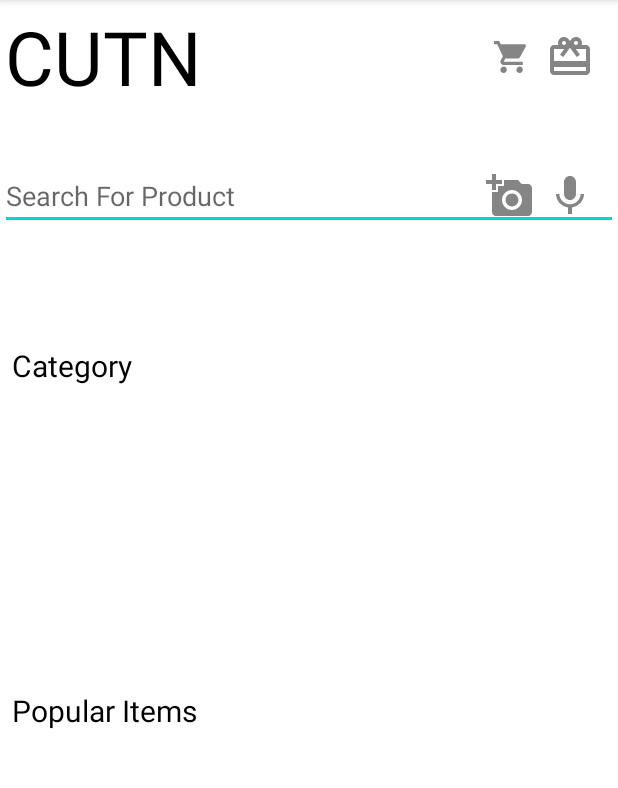
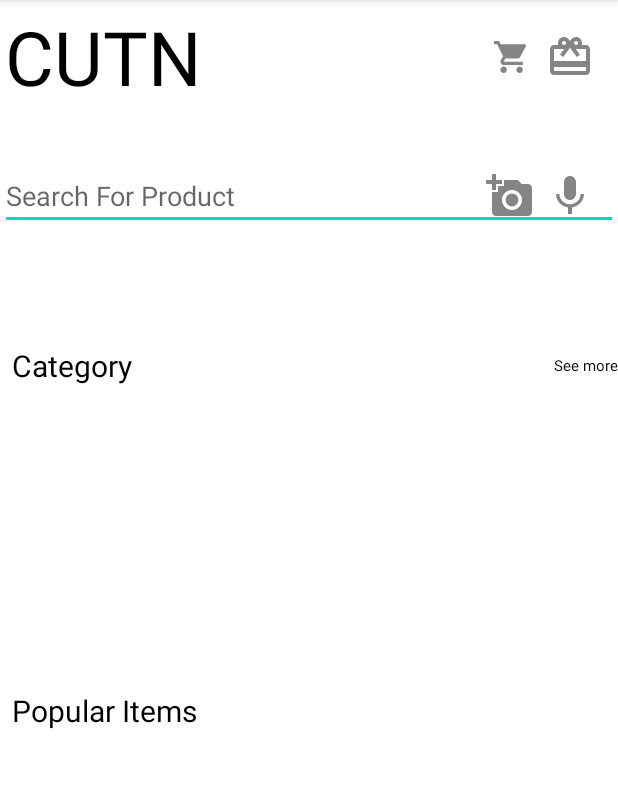
Before and after one commit to gilesccs/CUTN-MobileApp, an Android app: the screen it shows after launch (MainActivity), on a phone screen of 412 x 824 dp, the part 84-872 px from its top. Run offline under Robolectric (Android 15) with nearby library versions, the phone set to English and light mode, and no system bars.

Commit message:
see more onclick created

```diff
--- a/app/src/main/java/sg/edu/smu/cs461/cutn_mobileapp/MainActivity.kt
+++ b/app/src/main/java/sg/edu/smu/cs461/cutn_mobileapp/MainActivity.kt
@@ -2,10 +2,13 @@ package sg.edu.smu.cs461.cutn_mobileapp
 
 import androidx.appcompat.app.AppCompatActivity
 import android.os.Bundle
+import android.view.View
 
 class MainActivity : AppCompatActivity() {
     override fun onCreate(savedInstanceState: Bundle?) {
         super.onCreate(savedInstanceState)
         setContentView(R.layout.activity_main)
     }
+
+    fun seeMore(view: View) {}
 }
--- a/app/src/main/res/layout/activity_main.xml
+++ b/app/src/main/res/layout/activity_main.xml
@@ -4,6 +4,7 @@
     xmlns:tools="http://schemas.android.com/tools"
     android:layout_width="match_parent"
     android:layout_height="match_parent"
+    android:onClick="seeMore"
     tools:context=".MainActivity">
 
     <TextView
@@ -36,11 +37,11 @@
         android:layout_width="wrap_content"
         android:layout_height="wrap_content"
         android:layout_marginEnd="16dp"
+        android:layout_marginRight="16dp"
         app:layout_constraintBottom_toBottomOf="@+id/cutn"
         app:layout_constraintEnd_toEndOf="parent"
         app:layout_constraintTop_toTopOf="@+id/cutn"
         app:srcCompat="@drawable/ic_baseline_card_giftcard_24"
-        android:layout_marginRight="16dp"
         tools:ignore="VectorDrawableCompat" />
 
     <EditText
@@ -70,11 +71,11 @@
         android:layout_width="wrap_content"
         android:layout_height="wrap_content"
         android:layout_marginEnd="16dp"
+        android:layout_marginRight="16dp"
         app:layout_constraintBottom_toBottomOf="@+id/searchForProduct"
         app:layout_constraintEnd_toEndOf="parent"
         app:layout_constraintTop_toTopOf="@+id/searchForProduct"
         app:srcCompat="@drawable/ic_baseline_mic_24"
-        android:layout_marginRight="16dp"
         tools:ignore="VectorDrawableCompat" />
 
     <TextView
@@ -91,6 +92,19 @@
         app:layout_constraintTop_toTopOf="parent" />
 
     <TextView
+        android:id="@+id/seeMore"
+        android:layout_width="wrap_content"
+        android:layout_height="wrap_content"
+        android:fontFamily="sans-serif"
+        android:onClick="seeMore"
+        android:text="See more"
+        android:textColor="@android:color/background_dark"
+        android:textSize="10sp"
+        app:layout_constraintBottom_toBottomOf="@+id/category"
+        app:layout_constraintEnd_toEndOf="parent"
+        app:layout_constraintTop_toTopOf="@+id/category" />
+
+    <TextView
         android:id="@+id/popularItems"
         android:layout_width="wrap_content"
         android:layout_height="wrap_content"
```
